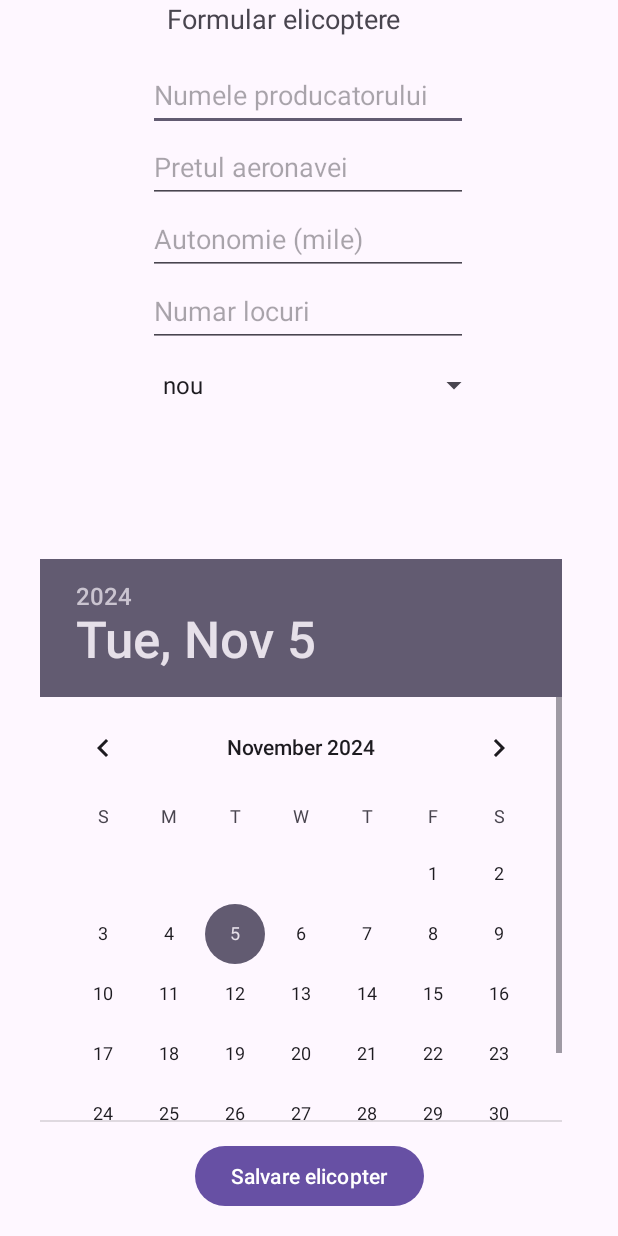
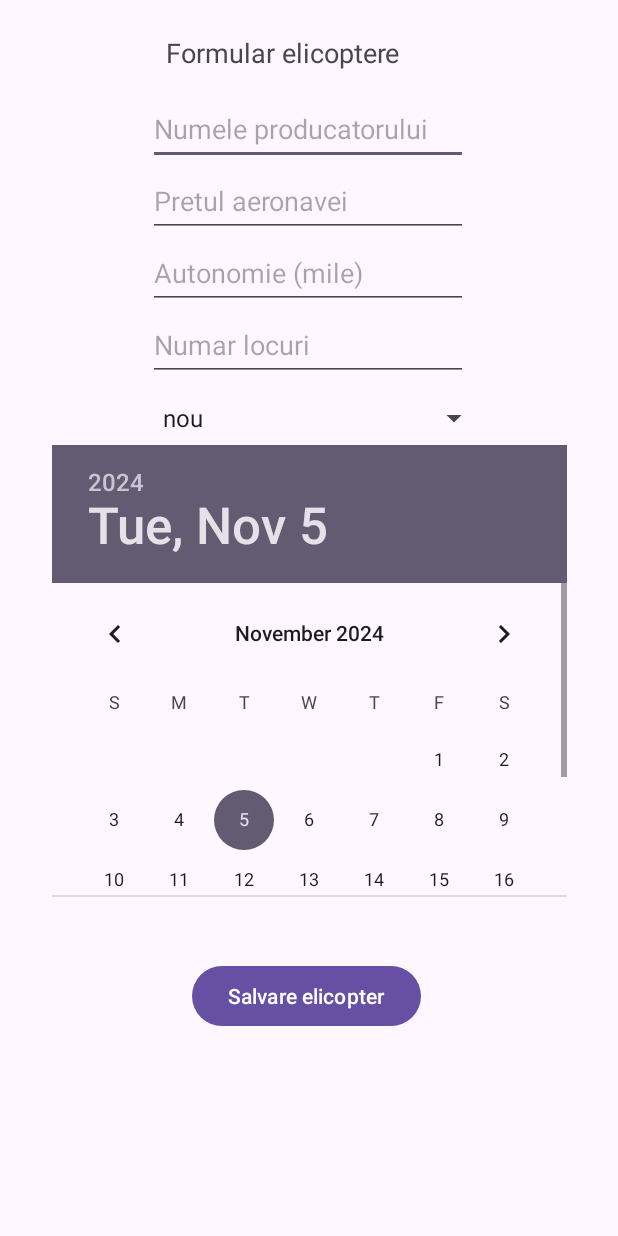
Before and after one commit to eduardscutariu/Scutariu_Eduard_ActivitateDAM2024, an Android app: the AdaugareElicopter screen opened directly, with no data from a screen before it, on a phone screen of 412 x 824 dp. Run offline under Robolectric (Android 15) with nearby library versions, the phone set to English and light mode, and no system bars.

Commit message:
seminar5

```diff
--- a/seminar4/app/src/main/AndroidManifest.xml
+++ b/seminar4/app/src/main/AndroidManifest.xml
@@ -16,7 +16,7 @@
             android:name=".ListaElicoptere"
             android:exported="false" />
         <activity
-            android:name=".AdaugareActivitate"
+            android:name=".AdaugareElicopter"
             android:exported="false" />
         <activity
             android:name=".MainActivity"
--- a/seminar4/app/src/main/java/com/example/seminar4/AdaugareActivitate.java
+++ b/seminar4/app/src/main/java/com/example/seminar4/AdaugareElicopter.java
@@ -15,13 +15,13 @@ import androidx.core.view.WindowInsetsCompat;
 
 import java.util.Date;
 
-public class AdaugareActivitate extends AppCompatActivity {
+public class AdaugareElicopter extends AppCompatActivity {
 
     @Override
     protected void onCreate(Bundle savedInstanceState) {
         super.onCreate(savedInstanceState);
         EdgeToEdge.enable(this);
-        setContentView(R.layout.activity_adaugare_activitate);
+        setContentView(R.layout.activity_adaugare_elicopter);
         ViewCompat.setOnApplyWindowInsetsListener(findViewById(R.id.main), (v, insets) -> {
             Insets systemBars = insets.getInsets(WindowInsetsCompat.Type.systemBars());
             v.setPadding(systemBars.left, systemBars.top, systemBars.right, systemBars.bottom);
@@ -29,16 +29,20 @@ public class AdaugareActivitate extends AppCompatActivity {
         });
 
         Button salvareBtn=findViewById(R.id.button);
-        salvareBtn.setOnClickListener(view ->
+        salvareBtn.setOnClickListener((view) ->
         {
             EditText etNumeProducator=findViewById(R.id.numeProducator);
             String numeProducator=etNumeProducator.getText().toString();
+
             EditText etPret=findViewById(R.id.pret);
-            int pret= Integer.parseInt(etPret.getText().toString());
+            float pret= Float.parseFloat((etPret.getText().toString()));
+
             EditText etAutonomie=findViewById(R.id.autonomie);
             float autonomie= Float.parseFloat(etAutonomie.getText().toString());
+
             EditText etNumarLocuri=findViewById(R.id.numarLocuri);
             int numarLocuri= Integer.parseInt(etNumarLocuri.getText().toString());
+
             Spinner spTip=findViewById(R.id.tip);
             boolean nou;
             nou= spTip.getSelectedItem().toString().contentEquals("nou");
@@ -47,6 +51,7 @@ public class AdaugareActivitate extends AppCompatActivity {
             Date data=new Date(dp.getYear(),dp.getMonth(),dp.getDayOfMonth());
             Elicopter elicopter=new Elicopter(numeProducator,pret,autonomie,numarLocuri,data,nou);
 
+
             Intent it=new Intent();
             it.putExtra("elicopter",elicopter);
             setResult(RESULT_OK,it);
--- a/seminar4/app/src/main/java/com/example/seminar4/Elicopter.java
+++ b/seminar4/app/src/main/java/com/example/seminar4/Elicopter.java
@@ -41,8 +41,10 @@ public class Elicopter implements Parcelable
         pret = in.readFloat();
         autonomie_Mile = in.readFloat();
         numarLocuri = in.readInt();
+        dataFabricatiei=(java.util.Date)in.readSerializable();
         nou = in.readByte() != 0;
     }
+
 
     @Override
     public void writeToParcel(Parcel dest, int flags) {
@@ -50,6 +52,7 @@ public class Elicopter implements Parcelable
         dest.writeFloat(pret);
         dest.writeFloat(autonomie_Mile);
         dest.writeInt(numarLocuri);
+        dest.writeSerializable(dataFabricatiei);
         dest.writeByte((byte) (nou ? 1 : 0));
     }
 
@@ -98,6 +101,7 @@ public class Elicopter implements Parcelable
         sb.append(", autonomie_Mile=").append(autonomie_Mile);
         sb.append(", numarLocuri=").append(numarLocuri);
         sb.append(", dataFabricatiei=").append(dataFabricatiei);
+        sb.append(", nou=").append(nou);
         sb.append('}');
         return sb.toString();
     }
--- a/seminar4/app/src/main/java/com/example/seminar4/ListaElicoptere.java
+++ b/seminar4/app/src/main/java/com/example/seminar4/ListaElicoptere.java
@@ -31,6 +31,11 @@ public class ListaElicoptere extends AppCompatActivity {
 
         Intent it=getIntent();
         List<Elicopter> elicoptere=it.getParcelableArrayListExtra("elicoptere");
+        if (elicoptere == null) {
+            Toast.makeText(this, "Lista de elicoptere este goală sau nu a fost primită corect.", Toast.LENGTH_SHORT).show();
+        } else {
+            Toast.makeText(this, elicoptere.toString(), Toast.LENGTH_SHORT).show();
+        }
         ListView lv=findViewById(R.id.lista);
 
         ArrayAdapter<Elicopter> adapter=new ArrayAdapter<>(getApplicationContext(), android.R.layout.simple_list_item_1,elicoptere);
--- a/seminar4/app/src/main/java/com/example/seminar4/MainActivity.java
+++ b/seminar4/app/src/main/java/com/example/seminar4/MainActivity.java
@@ -39,7 +39,7 @@ public class MainActivity extends AppCompatActivity {
         btn.setOnClickListener(new View.OnClickListener() {
             @Override
             public void onClick(View view) {
-                Intent it=new Intent(getApplicationContext(),AdaugareActivitate.class);
+                Intent it=new Intent(getApplicationContext(), AdaugareElicopter.class);
                 startActivityForResult(it,403);
             }
         });
@@ -60,7 +60,7 @@ public class MainActivity extends AppCompatActivity {
         super.onActivityResult(requestCode, resultCode, data);
         if(requestCode==403)
         {
-            if(requestCode==RESULT_OK)
+            if(resultCode==RESULT_OK)
             {
                 Elicopter elicopter=data.getParcelableExtra("elicopter");
                 elicoptere.add(elicopter);
--- a/seminar4/app/src/main/res/layout/activity_adaugare_activitate.xml
+++ b/seminar4/app/src/main/res/layout/activity_adaugare_elicopter.xml
@@ -5,17 +5,17 @@
     android:id="@+id/main"
     android:layout_width="match_parent"
     android:layout_height="match_parent"
-    tools:context=".AdaugareActivitate">
+    tools:context=".AdaugareElicopter">
 
     <Button
         android:id="@+id/button"
         android:layout_width="wrap_content"
         android:layout_height="wrap_content"
-        android:layout_marginBottom="16dp"
+        android:layout_marginBottom="136dp"
         android:text="Salvare elicopter"
         app:layout_constraintBottom_toBottomOf="parent"
         app:layout_constraintEnd_toEndOf="parent"
-        app:layout_constraintHorizontal_bias="0.501"
+        app:layout_constraintHorizontal_bias="0.494"
         app:layout_constraintStart_toStartOf="parent"
         tools:ignore="HardcodedText" />
 
@@ -27,10 +27,10 @@
         android:textSize="18sp"
         app:layout_constraintBottom_toBottomOf="parent"
         app:layout_constraintEnd_toEndOf="parent"
-        app:layout_constraintHorizontal_bias="0.464"
+        app:layout_constraintHorizontal_bias="0.462"
         app:layout_constraintStart_toStartOf="parent"
         app:layout_constraintTop_toTopOf="parent"
-        app:layout_constraintVertical_bias="0.0" />
+        app:layout_constraintVertical_bias="0.029" />
 
     <EditText
         android:id="@+id/numeProducator"
@@ -94,13 +94,14 @@
 
     <DatePicker
         android:id="@+id/data"
-        android:layout_width="358dp"
-        android:layout_height="375dp"
-        android:layout_marginBottom="12dp"
+        android:layout_width="343dp"
+        android:layout_height="301dp"
+        android:layout_marginBottom="52dp"
         app:layout_constraintBottom_toTopOf="@+id/button"
         app:layout_constraintEnd_toEndOf="parent"
-        app:layout_constraintHorizontal_bias="0.49"
-        app:layout_constraintStart_toStartOf="parent" />
+        app:layout_constraintStart_toStartOf="parent"
+        app:layout_constraintTop_toBottomOf="@+id/tip"
+        app:layout_constraintVertical_bias="0.408" />
 
     <Spinner
         android:id="@+id/tip"
```
